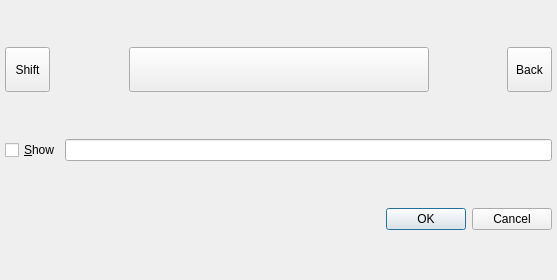
textbrowser/spot-on, file branches/trunk/UI/spot-on-keyboard.ui: the form before one commit.
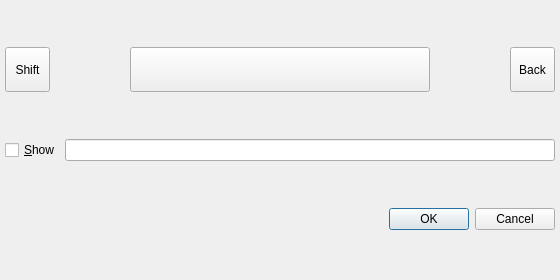
The form after the commit. Icons and pictures are not drawn.

```diff
--- a/branches/trunk/UI/spot-on-keyboard.ui
+++ b/branches/trunk/UI/spot-on-keyboard.ui
@@ -6,7 +6,7 @@
    <rect>
     <x>0</x>
     <y>0</y>
-    <width>557</width>
+    <width>560</width>
     <height>280</height>
    </rect>
   </property>
```
Left out of the diff: 11 changed lines with no effect on the pictures.
